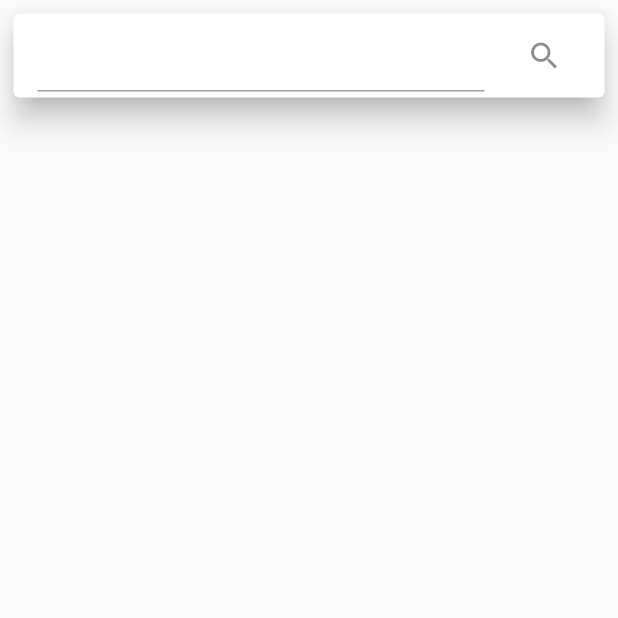
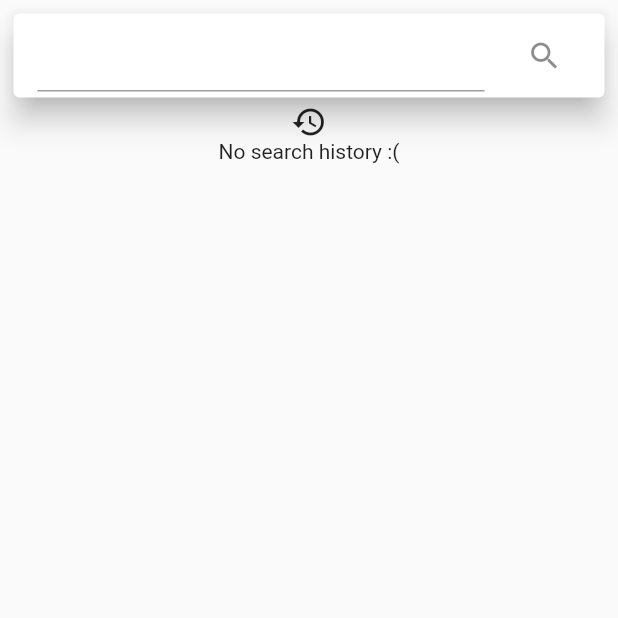
Before and after one commit to pcelis19/MyPodcastApp, a Flutter app: the screen it shows after launch, on a phone screen of 412 x 824 dp, the top half of it. Run offline on Flutter 3.47's test engine with Material 2 defaults, Android fonts, the phone set to English and light mode, and no system bars; our stand-ins replace auto_size_text, shared_preferences; missing offline and left inert: podcast_search.

Commit message:
Bug search not working

```diff
--- a/my_simple_podcast_app/lib/views/search_results_dependencies/widgets/search_results.dart
+++ b/my_simple_podcast_app/lib/views/search_results_dependencies/widgets/search_results.dart
@@ -1,3 +1,5 @@
+import 'dart:developer';
+
 import 'package:flutter/material.dart';
 import 'package:my_simple_podcast_app/components/podcast_show_tile.dart';
 import 'package:my_simple_podcast_app/models/podcast_show.dart';
@@ -18,13 +20,66 @@ class _SearchResultsState extends State<SearchResults> {
   @override
   Widget build(BuildContext context) {
     return Consumer<SearchTermNotifier>(
-      builder: (context, searchTermProivder, child) => Expanded(
-        child: Container(
-          child: FutureBuilder<List<PodcastShow>>(
-            future: PodcastSearchService()
-                .searchTerm(searchTermProivder.searchTerm),
-            builder: (BuildContext context,
-                AsyncSnapshot<List<PodcastShow>> snapshot) {
+        builder: (context, searchTermProivder, child) {
+      return Expanded(
+        child: searchTermProivder.searchTerm == null ||
+                searchTermProivder.searchTerm.isEmpty
+            ? previousSearchTerms(searchTermProivder.searchTerm)
+            : searchResults(searchTermProivder.searchTerm),
+      );
+    });
+  }
+
+  FutureBuilder<List<String>> previousSearchTerms(String deleteBecauseTesting) {
+    log('previousSearchTerms [$deleteBecauseTesting]');
+    return FutureBuilder<List<String>>(
+      future: PodcastSearchService().previousSearchTerms,
+      builder: (BuildContext context, AsyncSnapshot<List<String>> snapshot) {
+        if (snapshot.hasData) {
+          if (snapshot.data == null) {
+            return Center(
+              child: Column(
+                children: [
+                  Icon(Icons.history),
+                  Text('No search history :('),
+                ],
+              ),
+            );
+          }
+          return Padding(
+            padding: EdgeInsets.symmetric(horizontal: 5),
+            child: ListView.builder(
+                shrinkWrap: true,
+                itemCount: snapshot.data.length,
+                itemBuilder: (context, index) {
+                  return Chip(
+                    label: Text(
+                      snapshot.data[index],
+                    ),
+                  );
+                }),
+          );
+        } else {
+          return Center(
+            child: Column(
+              children: [
+                Icon(Icons.history),
+                Text('No search history :('),
+              ],
+            ),
+          );
+        }
+      },
+    );
+  }
+
+  FutureBuilder<List<PodcastShow>> searchResults(String searchTerm) {
+    log('previousSearchTerms');
+
+    return FutureBuilder<List<PodcastShow>>(
+      future: PodcastSearchService().searchTerm(searchTerm),
+      builder:
+          (BuildContext context, AsyncSnapshot<List<PodcastShow>> snapshot) {
         if (snapshot.hasData) {
           return Padding(
             padding: EdgeInsets.symmetric(horizontal: 5),
@@ -39,9 +94,6 @@ class _SearchResultsState extends State<SearchResults> {
           return Center(child: Text("Waiting..."));
         }
       },
-          ),
-        ),
-      ),
     );
   }
 }
```
Also changed, not shown: my_simple_podcast_app/lib/services/podcast_search_service.dart (+14 -3 lines), my_simple_podcast_app/lib/services/shared_preferences_service.dart (added, +76 -0 lines). Lines whose indentation alone changed are shown as unchanged.
